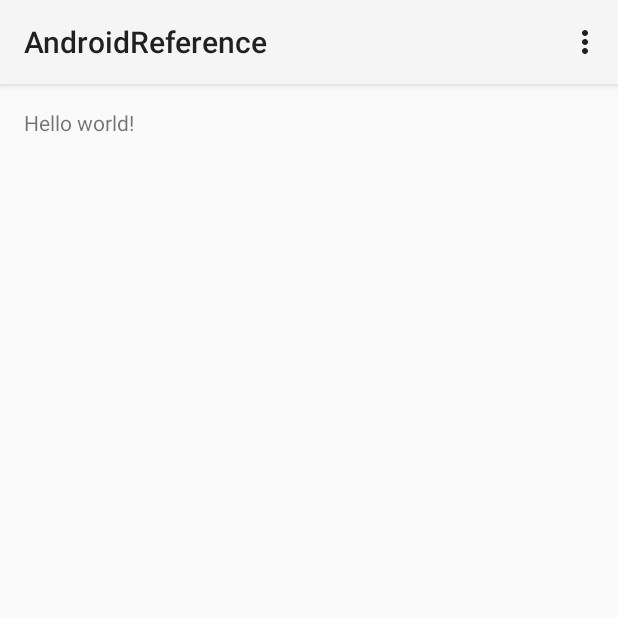
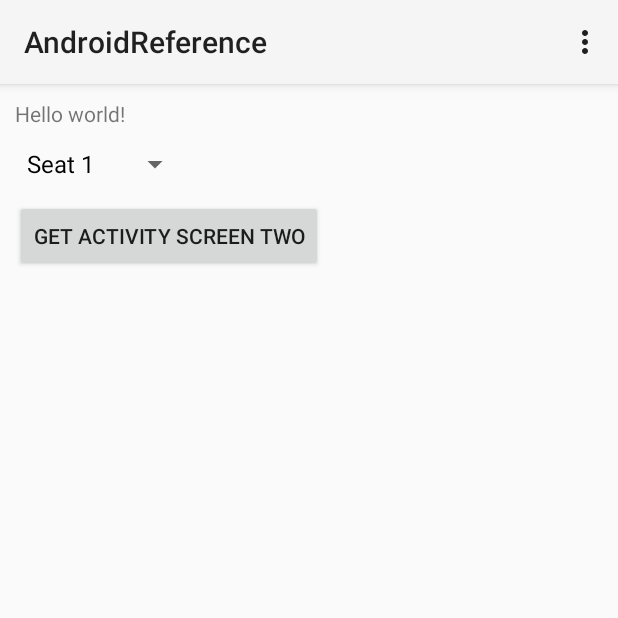
Before and after one commit to derekkier/AndroidReference, an Android app: the screen it shows after launch (MainActivity), on a phone screen of 412 x 824 dp, the top half of it. Run offline under Robolectric (Android 15) with nearby library versions, the phone set to English and light mode, and no system bars.

Commit message:
Shared object values passed between activities

```diff
--- a/app/src/main/AndroidManifest.xml
+++ b/app/src/main/AndroidManifest.xml
@@ -16,6 +16,10 @@
                 <category android:name="android.intent.category.LAUNCHER" />
             </intent-filter>
         </activity>
+        <activity
+            android:name=".ActivityScreenTwo"
+            android:label="Second Screen">
+        </activity>
     </application>
 
 </manifest>
--- a/app/src/main/java/com/derekkier/androidreference/MainActivity.java
+++ b/app/src/main/java/com/derekkier/androidreference/MainActivity.java
@@ -2,33 +2,57 @@ package com.derekkier.androidreference;
 
 import android.app.Activity;
 import android.content.Context;
+import android.content.Intent;
 import android.os.Bundle;
 import android.view.Menu;
 import android.view.MenuItem;
+import android.view.View;
+import android.widget.AdapterView;
+import android.widget.ArrayAdapter;
+import android.widget.Button;
+import android.widget.Spinner;
 import android.widget.Toast;
+import android.view.View.OnClickListener;
+
+import java.io.Serializable;
 
 public class MainActivity extends Activity {
-    public Toast toast;
     public int intResumeCount = 0;
+    SharedObject mySharedObj = new SharedObject();
 
     @Override
     protected void onCreate(Bundle savedInstanceState) {
         super.onCreate(savedInstanceState);
         setContentView(R.layout.activity_main);
+        mySharedObj.setSelectedSeat(5);
+        Toast.makeText(MainActivity.this, mySharedObj.getSelectedSeat(), Toast.LENGTH_LONG).show();
 
-        //create and show a toast message.
-        Context context = getApplicationContext();
-        int duration = Toast.LENGTH_SHORT;
-        toast = Toast.makeText(context, R.string.onCreate_message, duration);
-        toast.show();
-    }
+        final Spinner spinnerArrSeats = (Spinner) findViewById(R.id.spinnerArrSeats);
+        ArrayAdapter<String> adapter= new ArrayAdapter<String>(MainActivity.this,
+                android.R.layout.simple_spinner_dropdown_item,
+                mySharedObj.arrSeats);
+        spinnerArrSeats.setAdapter(adapter);
 
-    @Override
-    protected void onPause()
-    {
-        super.onPause();
-        toast.setText(R.string.onPause_message);
-        toast.show();
+
+        //startActivityForResult(sendScreenIntent, result);
+        spinnerArrSeats.setOnItemSelectedListener(new AdapterView.OnItemSelectedListener() {
+
+            @Override
+            public void onItemSelected(AdapterView<?> parent, View view,
+                                       int position, long id) {
+                // Get select item
+                int sid = spinnerArrSeats.getSelectedItemPosition();
+                mySharedObj.setSelectedSeat(sid);
+                Toast.makeText(getBaseContext(), "You have selected  : " + mySharedObj.arrSeats[sid],
+                        Toast.LENGTH_SHORT).show();
+
+            }
+
+            @Override
+            public void onNothingSelected(AdapterView<?> parent) {
+                // TODO Auto-generated method stub
+            }
+        });
     }
 
     @Override
@@ -36,16 +60,32 @@ public class MainActivity extends Activity {
     {
         super.onResume();
         if( intResumeCount > 0 ) {
-            toast.setText(R.string.onResume_message);
-            toast.show();
+            Toast.makeText(MainActivity.this,"Welcome back!",Toast.LENGTH_LONG).show();
         }
         intResumeCount++;
+
+        //mySharedObj.setSelectedSeat(0);
+        //Toast.makeText(MainActivity.this, mySharedObj.getSelectedSeat(), Toast.LENGTH_LONG).show();
     }
 
     @Override
     public boolean onCreateOptionsMenu(Menu menu) {
         // Inflate the menu; this adds items to the action bar if it is present.
         getMenuInflater().inflate(R.menu.menu_main, menu);
+
+        Button getActivityScreenTwo = (Button) findViewById(R.id.get_activity_screen_two);
+        getActivityScreenTwo.setOnClickListener(new OnClickListener()
+            {
+                @Override
+                public void onClick(View v) {
+                    Toast.makeText(MainActivity.this,"click",Toast.LENGTH_LONG).show();
+                    Intent sendScreenIntent = new Intent(MainActivity.this, ActivityScreenTwo.class);
+                    final int result = 1;
+                    sendScreenIntent.putExtra("passedSharedObject", mySharedObj);
+                    startActivity(sendScreenIntent);
+                }
+            }
+        );
         return true;
     }
 
--- /dev/null
+++ b/app/src/main/java/com/derekkier/androidreference/SharedObject.java
@@ -0,0 +1,46 @@
+package com.derekkier.androidreference;
+
+import java.io.Serializable;
+
+/**
+ * Created by Toshiba on 9/11/2015.
+ */
+public class SharedObject implements Serializable {
+
+    public String[] arrSeats =
+            {
+                    "Seat 1",
+                    "Seat 2",
+                    "Seat 3",
+                    "Seat 4",
+                    "Seat 5",
+                    "Seat 6",
+                    "Seat 7",
+                    "Seat 8",
+                    "Seat 9",
+                    "Seat 10",
+                    "Seat 11"
+            };
+
+    private int selectedSeat;
+
+    public SharedObject()
+    {
+
+    }
+
+    public int getSelectedSeatIndex()
+    {
+       return selectedSeat;
+    }
+
+    public String getSelectedSeat()
+    {
+        return arrSeats[selectedSeat];
+    }
+
+    public void setSelectedSeat( int intSeat )
+    {
+        this.selectedSeat=intSeat;
+    }
+}
--- a/app/src/main/res/layout/activity_main.xml
+++ b/app/src/main/res/layout/activity_main.xml
@@ -1,11 +1,24 @@
-<RelativeLayout xmlns:android="http://schemas.android.com/apk/res/android"
-    xmlns:tools="http://schemas.android.com/tools" android:layout_width="match_parent"
-    android:layout_height="match_parent" android:paddingLeft="@dimen/activity_horizontal_margin"
-    android:paddingRight="@dimen/activity_horizontal_margin"
-    android:paddingTop="@dimen/activity_vertical_margin"
-    android:paddingBottom="@dimen/activity_vertical_margin" tools:context=".MainActivity">
+<LinearLayout xmlns:android="http://schemas.android.com/apk/res/android"
+    xmlns:tools="http://schemas.android.com/tools"
+    android:layout_width="match_parent"
+    android:layout_height="match_parent"
+    android:orientation="vertical"
+    android:padding="10dp"
+    tools:context=".MainActivity">
 
     <TextView android:text="@string/hello_world" android:layout_width="wrap_content"
         android:layout_height="wrap_content" />
 
-</RelativeLayout>
+    <Spinner
+        android:layout_width="wrap_content"
+        android:layout_height="wrap_content"
+        android:id="@+id/spinnerArrSeats">
+
+    </Spinner>
+    <Button
+        android:layout_width="wrap_content"
+        android:layout_height="wrap_content"
+        android:id="@+id/get_activity_screen_two"
+        android:text="@string/get_activity_screen_two_text"/>
+
+</LinearLayout>
--- a/app/src/main/res/values/strings.xml
+++ b/app/src/main/res/values/strings.xml
@@ -5,4 +5,6 @@
     <string name="onCreate_message">Hello there.</string>
     <string name="onPause_message">See you later!</string>
     <string name="onResume_message">Welcome back!</string>
+    <string name="screen_two_text">Screen Two</string>
+    <string name="get_activity_screen_two_text">Get Activity Screen Two</string>
 </resources>
```
Also changed, not shown: app/src/main/java/com/derekkier/androidreference/ActivityScreenTwo.java (added, +24 -0 lines), app/src/main/res/layout/activity_screen_two.xml (added, +11 -0 lines).
